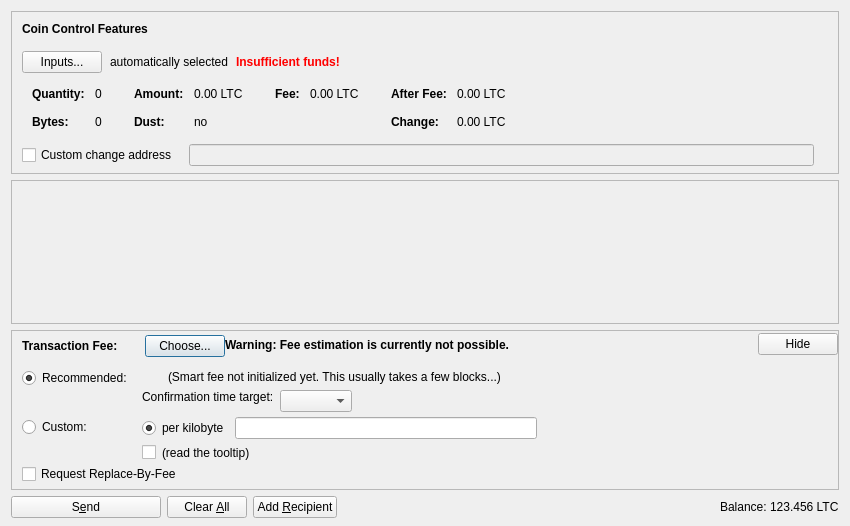
mikerodey/Garlicoin, file src/qt/forms/sendcoinsdialog.ui: the form before one commit.
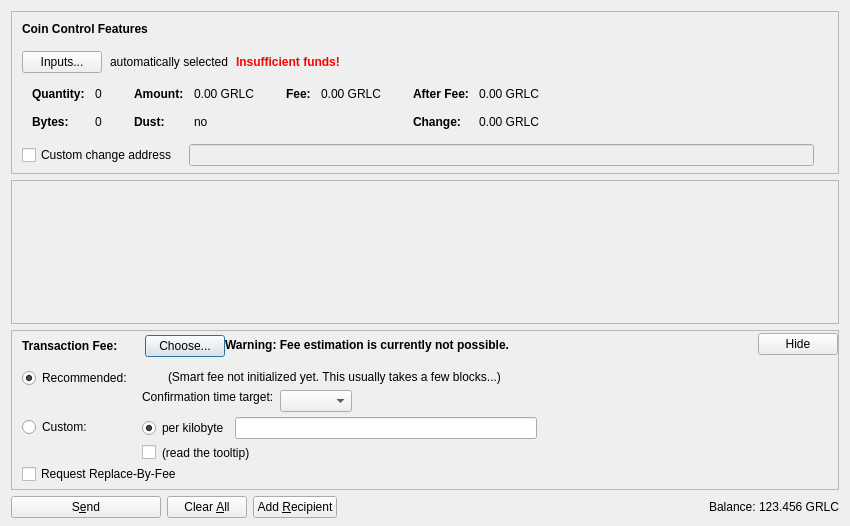
The form after the commit. Icons and pictures are not drawn. Custom widgets are drawn as their Qt base class.

Patch:
```diff
--- a/src/qt/forms/sendcoinsdialog.ui
+++ b/src/qt/forms/sendcoinsdialog.ui
@@ -324,7 +324,7 @@
                   <enum>Qt::ActionsContextMenu</enum>
                  </property>
                  <property name="text">
-                  <string notr="true">0.00 LTC</string>
+                  <string notr="true">0.00 GRLC</string>
                  </property>
                  <property name="textInteractionFlags">
                   <set>Qt::LinksAccessibleByMouse|Qt::TextSelectableByKeyboard|Qt::TextSelectableByMouse</set>
@@ -404,7 +404,7 @@
                   <enum>Qt::ActionsContextMenu</enum>
                  </property>
                  <property name="text">
-                  <string notr="true">0.00 LTC</string>
+                  <string notr="true">0.00 GRLC</string>
                  </property>
                  <property name="textInteractionFlags">
                   <set>Qt::LinksAccessibleByMouse|Qt::TextSelectableByKeyboard|Qt::TextSelectableByMouse</set>
@@ -455,7 +455,7 @@
                   <enum>Qt::ActionsContextMenu</enum>
                  </property>
                  <property name="text">
-                  <string notr="true">0.00 LTC</string>
+                  <string notr="true">0.00 GRLC</string>
                  </property>
                  <property name="textInteractionFlags">
                   <set>Qt::LinksAccessibleByMouse|Qt::TextSelectableByKeyboard|Qt::TextSelectableByMouse</set>
@@ -484,7 +484,7 @@
                   <enum>Qt::ActionsContextMenu</enum>
                  </property>
                  <property name="text">
-                  <string notr="true">0.00 LTC</string>
+                  <string notr="true">0.00 GRLC</string>
                  </property>
                  <property name="textInteractionFlags">
                   <set>Qt::LinksAccessibleByMouse|Qt::TextSelectableByKeyboard|Qt::TextSelectableByMouse</set>
@@ -1253,7 +1253,7 @@
           <cursorShape>IBeamCursor</cursorShape>
          </property>
          <property name="text">
-          <string notr="true">123.456 LTC</string>
+          <string notr="true">123.456 GRLC</string>
          </property>
          <property name="textInteractionFlags">
           <set>Qt::LinksAccessibleByMouse|Qt::TextSelectableByKeyboard|Qt::TextSelectableByMouse</set>
```
Left out of the diff: 4 changed lines with no effect on the pictures.
